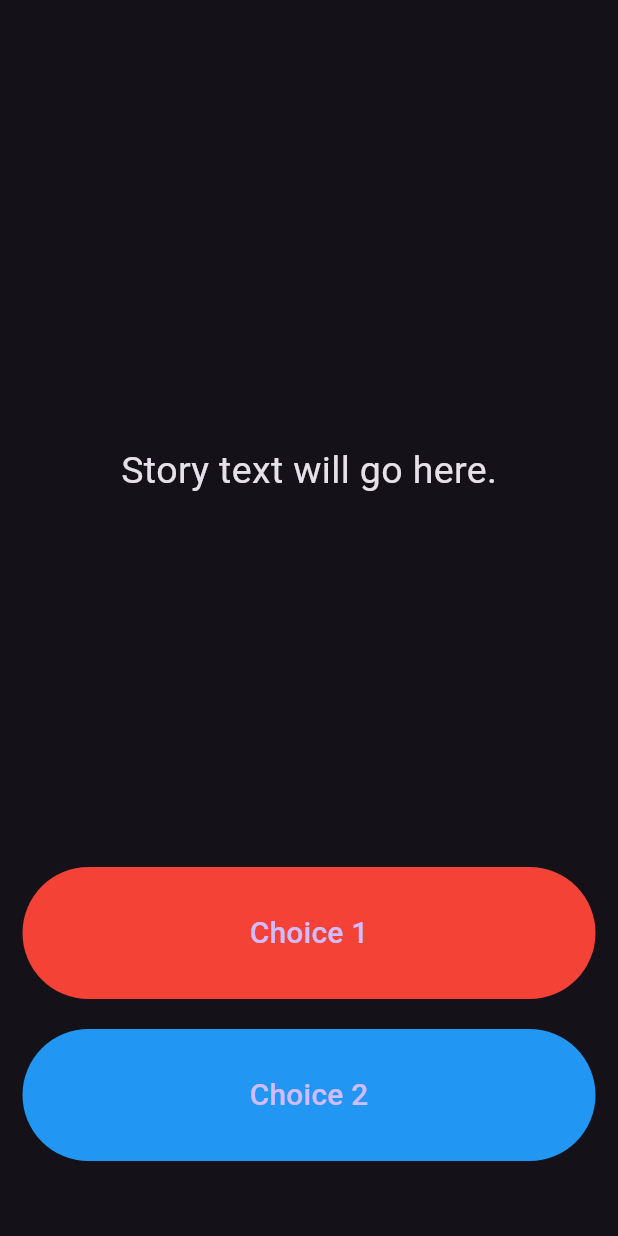
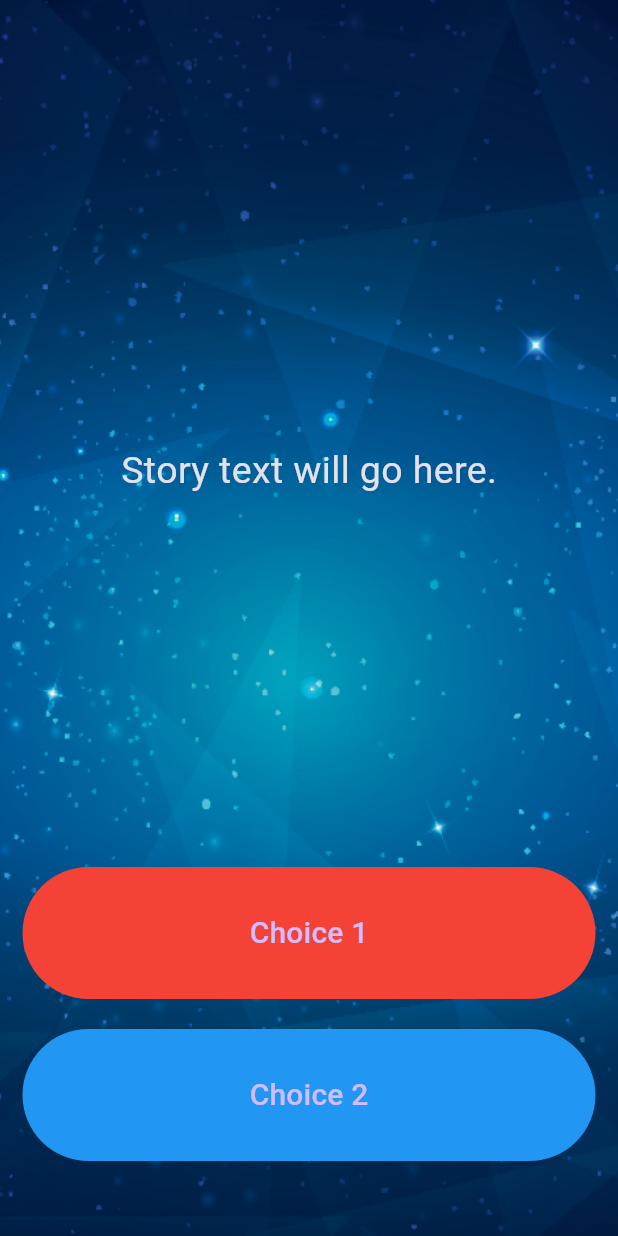
Before and after one commit to martinusgalih/destini_challenge, a Flutter app: the screen it shows after launch, on a phone screen of 412 x 824 dp. Run offline on Flutter 3.47's test engine with Material 3 defaults, Android fonts, the phone set to English and light mode, and no system bars.

Commit message:
Done step 1

```diff
--- a/lib/main.dart
+++ b/lib/main.dart
@@ -25,6 +25,12 @@ class _StoryPageState extends State<StoryPage> {
     return Scaffold(
       body: Container(
         //TODO: Step 1 - Add background.png to this Container as a background image.
+        decoration: BoxDecoration(
+          image: DecorationImage(
+            image: AssetImage('images/background.png'),
+            fit: BoxFit.cover,
+          ),
+        ),
         padding: EdgeInsets.symmetric(vertical: 50.0, horizontal: 15.0),
         constraints: BoxConstraints.expand(),
         child: SafeArea(
```
